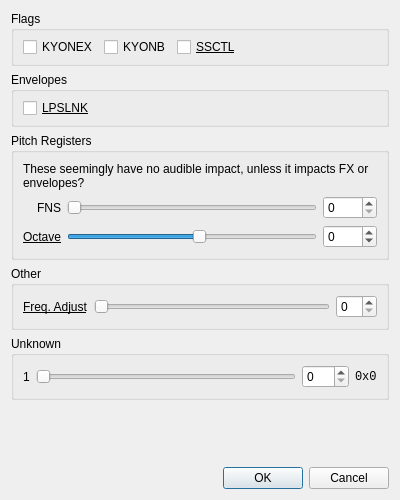
Above: src/osbgui/ProgramMiscEditor.ui from dakrk/manatools before the change. Below: the same form after it.
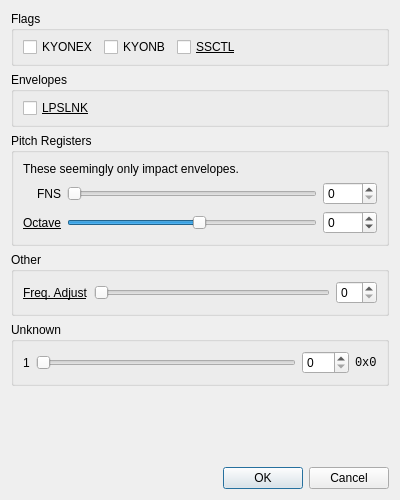
That is the form after the change.

What changed in the file:
```diff
--- a/src/osbgui/ProgramMiscEditor.ui
+++ b/src/osbgui/ProgramMiscEditor.ui
@@ -110,7 +110,7 @@
       <item>
        <widget class="QLabel" name="label">
         <property name="text">
-         <string>These seemingly have no audible impact, unless it impacts FX or envelopes?</string>
+         <string>These seemingly only impact envelopes.</string>
         </property>
         <property name="wordWrap">
          <bool>true</bool>
```
Left out of the diff: 2 changed lines with no effect on the pictures.
